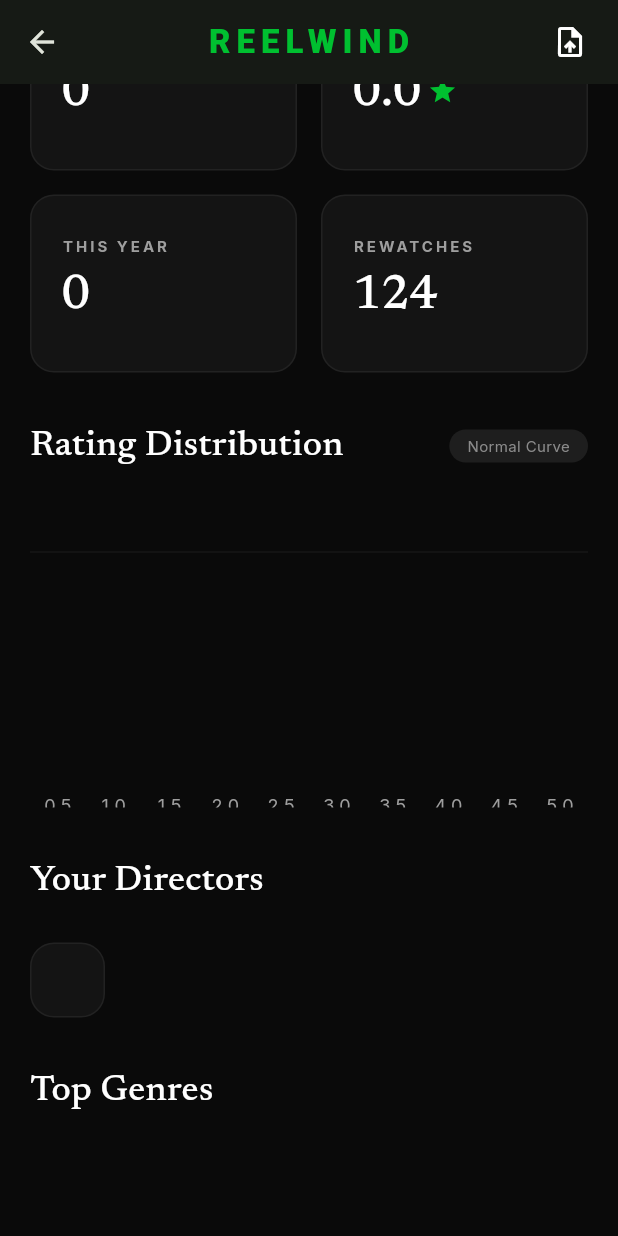
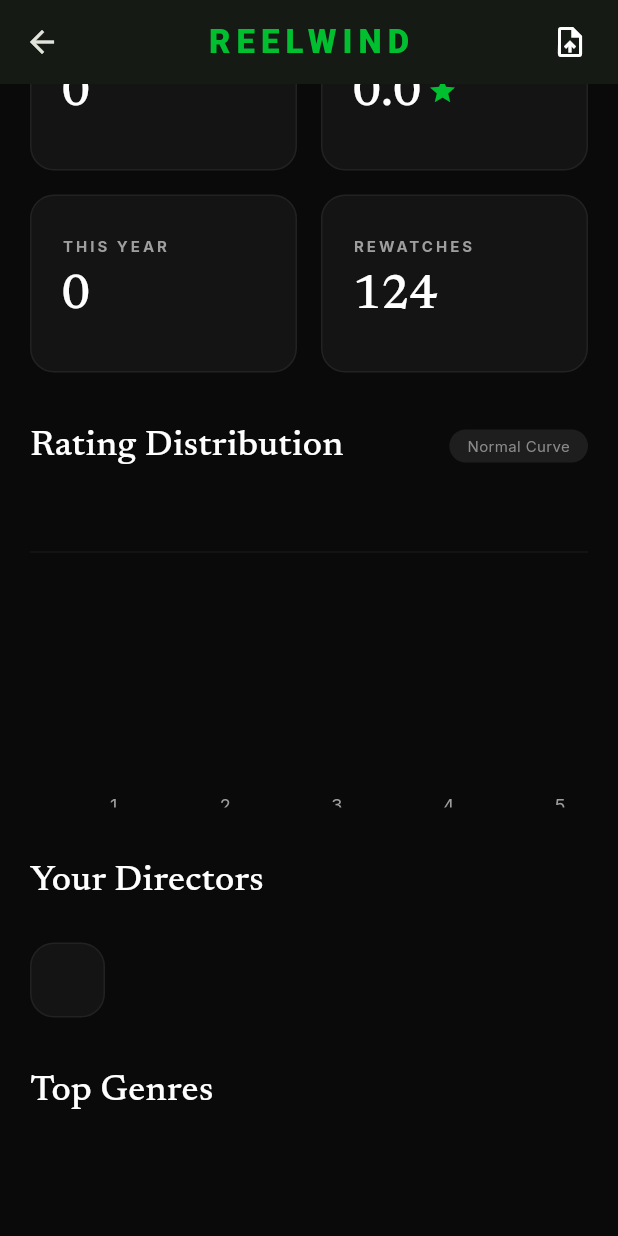
Before and after one commit to SOUMILCHANDRA/Reelwind, a Flutter app: the DashboardScreen screen opened directly, scrolled down 334 dp, on a phone screen of 412 x 824 dp. Run offline on Flutter 3.47's test engine with Material 3 defaults, Android fonts, the phone set to English and light mode, and no system bars; drawn by our look-alikes of fl_chart; our stand-ins replace csv, file_picker, flutter_dotenv, google_fonts, sqflite, sqflite_common_ffi; accounts and stored records are empty; network calls fail.

Commit message:
feat(ui): implement dashboard drill-downs, fix rating chart, and enable settings actions

```diff
--- a/lib/presentation/screens/dashboard_screen.dart
+++ b/lib/presentation/screens/dashboard_screen.dart
@@ -41,11 +41,11 @@
                   const SizedBox(height: 32),
                   _buildSectionHeader('Your Directors'),
                   const SizedBox(height: 24),
-                  _buildDirectorSection(statsProvider.topDirectors),
+                  _buildDirectorSection(context, statsProvider.topDirectors),
                   const SizedBox(height: 32),
                   _buildSectionHeader('Top Genres'),
                   const SizedBox(height: 16),
-                  _buildGenreSection(statsProvider.topGenres),
+                  _buildGenreSection(context, statsProvider.topGenres),
                   const SizedBox(height: 40),
                 ],
               ),
@@ -141,10 +141,17 @@
             bottomTitles: AxisTitles(
               sideTitles: SideTitles(
                 showTitles: true,
-                getTitlesWidget: (val, meta) => Padding(
-                  padding: const EdgeInsets.only(top: 12.0),
-                  child: Text((val / 2).toString(), style: const TextStyle(fontSize: 12, color: Colors.grey)),
-                ),
+                getTitlesWidget: (val, meta) {
+                  final rating = val / 2;
+                  // Only show labels for integer ratings (1.0, 2.0, etc.) to avoid squishing
+                  if (rating % 1 == 0 && rating > 0) {
+                    return Padding(
+                      padding: const EdgeInsets.only(top: 12.0),
+                      child: Text(rating.toInt().toString(), style: const TextStyle(fontSize: 12, color: Colors.grey)),
+                    );
+                  }
+                  return const SizedBox();
+                },
               ),
             ),
             leftTitles: const AxisTitles(sideTitles: SideTitles(showTitles: false)),
@@ -163,7 +170,7 @@
     );
   }
 
-  Widget _buildDirectorSection(Map<String, int> directors) {
+  Widget _buildDirectorSection(BuildContext context, Map<String, int> directors) {
     final entries = directors.entries.toList();
     final maxVal = entries.isEmpty ? 1 : entries.first.value;
 
@@ -182,7 +189,10 @@
               Row(
                 mainAxisAlignment: MainAxisAlignment.spaceBetween,
                 children: [
-                  Text(e.key, style: const TextStyle(fontSize: 16, fontWeight: FontWeight.bold, color: Colors.white)),
+                  GestureDetector(
+                    onTap: () => context.read<StatsProvider>().setGlobalSearch(e.key),
+                    child: Text(e.key, style: const TextStyle(fontSize: 16, fontWeight: FontWeight.bold, color: Colors.white)),
+                  ),
                   Text('${e.value} Films', style: const TextStyle(color: Colors.grey, fontSize: 12)),
                 ],
               ),
@@ -203,7 +213,7 @@
     );
   }
 
-  Widget _buildGenreSection(Map<String, int> genres) {
+  Widget _buildGenreSection(BuildContext context, Map<String, int> genres) {
     return Wrap(
       spacing: 8,
       runSpacing: 8,
@@ -213,7 +223,10 @@
           color: e.value == genres.values.first ? const Color(0xFF00C030) : const Color(0xFF1E1E1E),
           borderRadius: BorderRadius.circular(20),
         ),
-        child: Text(e.key, style: const TextStyle(fontSize: 12, fontWeight: FontWeight.bold)),
+        child: GestureDetector(
+          onTap: () => context.read<StatsProvider>().setGlobalSearch(e.key),
+          child: Text(e.key, style: const TextStyle(fontSize: 12, fontWeight: FontWeight.bold, color: Colors.white)),
+        ),
       )).toList(),
     );
   }
--- a/lib/presentation/screens/settings_screen.dart
+++ b/lib/presentation/screens/settings_screen.dart
@@ -31,7 +31,7 @@
             const SizedBox(height: 16),
             _buildActionGroup([
               _buildActionTile(Icons.upload_file, 'Import CSV', onTap: () => statsProvider.importCSV()),
-              _buildActionTile(Icons.sync, 'Re-sync TMDB', onTap: () {}),
+              _buildActionTile(Icons.sync, 'Re-sync TMDB', onTap: () => statsProvider.resyncMetadata()),
             ]),
 
             const SizedBox(height: 32),
@@ -59,7 +59,7 @@
             _buildActionGroup([
               _buildValueTile(Icons.dark_mode, 'Appearance', 'Always Dark'),
               _buildValueTile(Icons.info, 'Version', '2.4.0 (Pro)'),
-              _buildActionTile(Icons.logout, 'Log Out', color: Colors.red, onTap: () {}),
+              _buildActionTile(Icons.logout, 'Log Out', color: Colors.red, onTap: () => statsProvider.logout()),
             ]),
             const SizedBox(height: 40),
           ],
```
Also changed, not shown: lib/main.dart (+4 -3 lines), lib/presentation/screens/films_screen.dart (+7 -1 lines).
